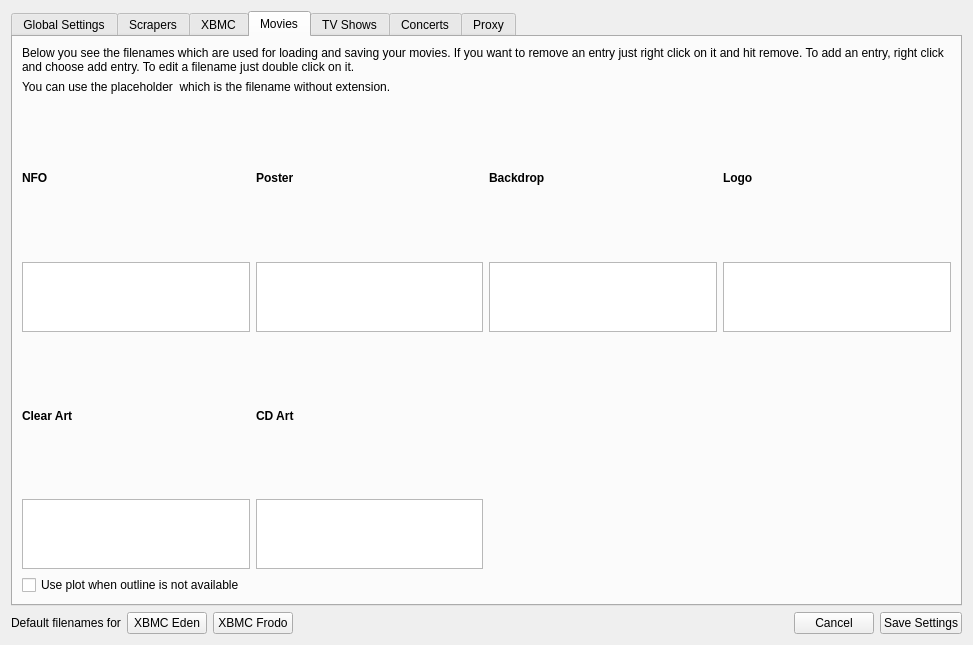
This is settings/SettingsWidget.ui in Komet/MediaElch as Qt 5 draws it before an edit. The edited form follows.
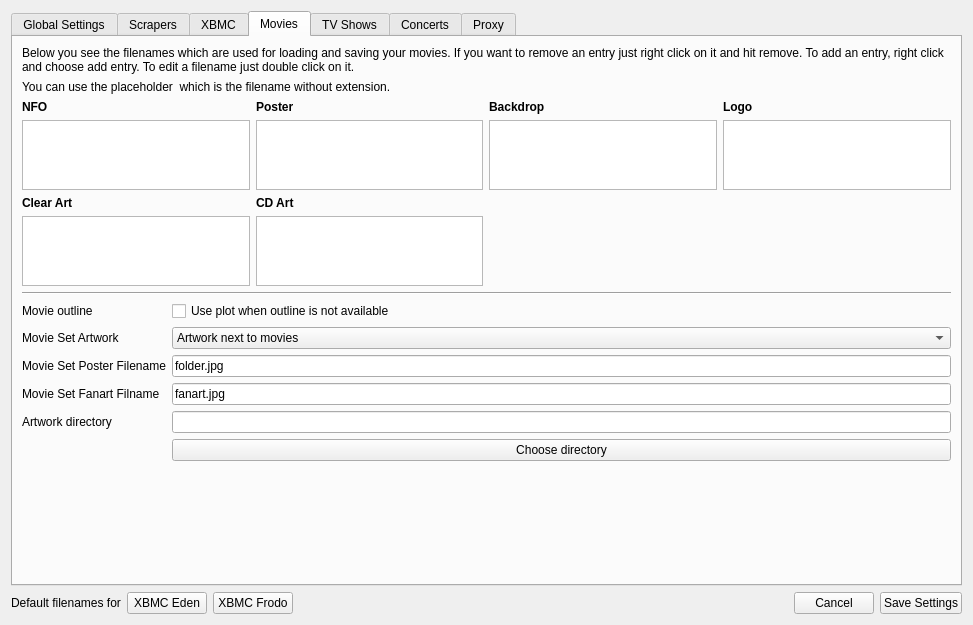
This is the edited form. The open tabs and pages were chosen to show the change. Icons and pictures are not drawn. Custom widgets are drawn as their Qt base class.

```diff
--- a/settings/SettingsWidget.ui
+++ b/settings/SettingsWidget.ui
@@ -10,7 +10,7 @@
     <x>0</x>
     <y>0</y>
     <width>973</width>
-    <height>645</height>
+    <height>625</height>
    </rect>
   </property>
   <property name="windowTitle">
@@ -498,12 +498,115 @@
         </layout>
        </item>
        <item>
-        <widget class="QCheckBox" name="usePlotForOutline">
-         <property name="text">
-          <string>Use plot when outline is not available</string>
+        <widget class="Line" name="line_2">
+         <property name="orientation">
+          <enum>Qt::Horizontal</enum>
          </property>
         </widget>
        </item>
+       <item>
+        <layout class="QFormLayout" name="formLayout_3">
+         <item row="4" column="0">
+          <widget class="QLabel" name="labelMovieSetArtworkDir">
+           <property name="text">
+            <string>Artwork directory</string>
+           </property>
+          </widget>
+         </item>
+         <item row="4" column="1">
+          <widget class="QLineEdit" name="movieSetArtworkDir"/>
+         </item>
+         <item row="5" column="1">
+          <widget class="QPushButton" name="btnMovieSetArtworkDir">
+           <property name="text">
+            <string>Choose directory</string>
+           </property>
+          </widget>
+         </item>
+         <item row="1" column="0">
+          <widget class="QLabel" name="label_6">
+           <property name="text">
+            <string>Movie Set Artwork</string>
+           </property>
+          </widget>
+         </item>
+         <item row="1" column="1">
+          <widget class="QComboBox" name="comboMovieSetArtwork">
+           <item>
+            <property name="text">
+             <string>Artwork next to movies</string>
+            </property>
+           </item>
+           <item>
+            <property name="text">
+             <string>Separate artwork directory</string>
+            </property>
+           </item>
+          </widget>
+         </item>
+         <item row="0" column="1">
+          <widget class="QCheckBox" name="usePlotForOutline">
+           <property name="text">
+            <string>Use plot when outline is not available</string>
+           </property>
+          </widget>
+         </item>
+         <item row="0" column="0">
+          <widget class="QLabel" name="label_12">
+           <property name="text">
+            <string>Movie outline</string>
+           </property>
+          </widget>
+         </item>
+         <item row="2" column="0">
+          <widget class="QLabel" name="label_13">
+           <property name="text">
+            <string>Movie Set Poster Filename</string>
+           </property>
+          </widget>
+         </item>
+         <item row="3" column="0">
+          <widget class="QLabel" name="label_5">
+           <property name="text">
+            <string>Movie Set Fanart Filname</string>
+           </property>
+          </widget>
+         </item>
+         <item row="2" column="1">
+          <widget class="QLineEdit" name="movieSetPosterFileName">
+           <property name="text">
+            <string>folder.jpg</string>
+           </property>
+           <property name="placeholderText">
+            <string>folder.jpg</string>
+           </property>
+          </widget>
+         </item>
+         <item row="3" column="1">
+          <widget class="QLineEdit" name="movieSetFanartFileName">
+           <property name="text">
+            <string>fanart.jpg</string>
+           </property>
+           <property name="placeholderText">
+            <string>fanart.jpg</string>
+           </property>
+          </widget>
+         </item>
+        </layout>
+       </item>
+       <item>
+        <spacer name="verticalSpacer">
+         <property name="orientation">
+          <enum>Qt::Vertical</enum>
+         </property>
+         <property name="sizeHint" stdset="0">
+          <size>
+           <width>20</width>
+           <height>40</height>
+          </size>
+         </property>
+        </spacer>
+       </item>
       </layout>
      </widget>
      <widget class="QWidget" name="tab_4">
```
Left out of the diff: 26 changed lines with no effect on the pictures.
